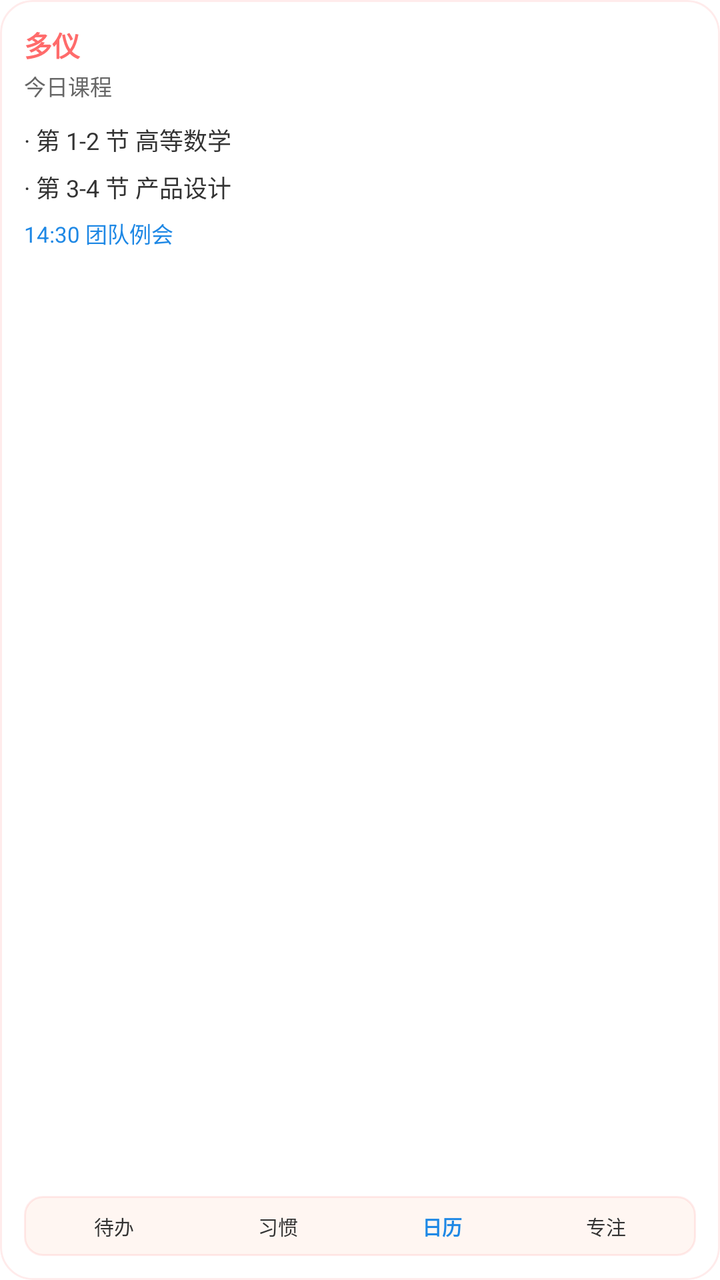
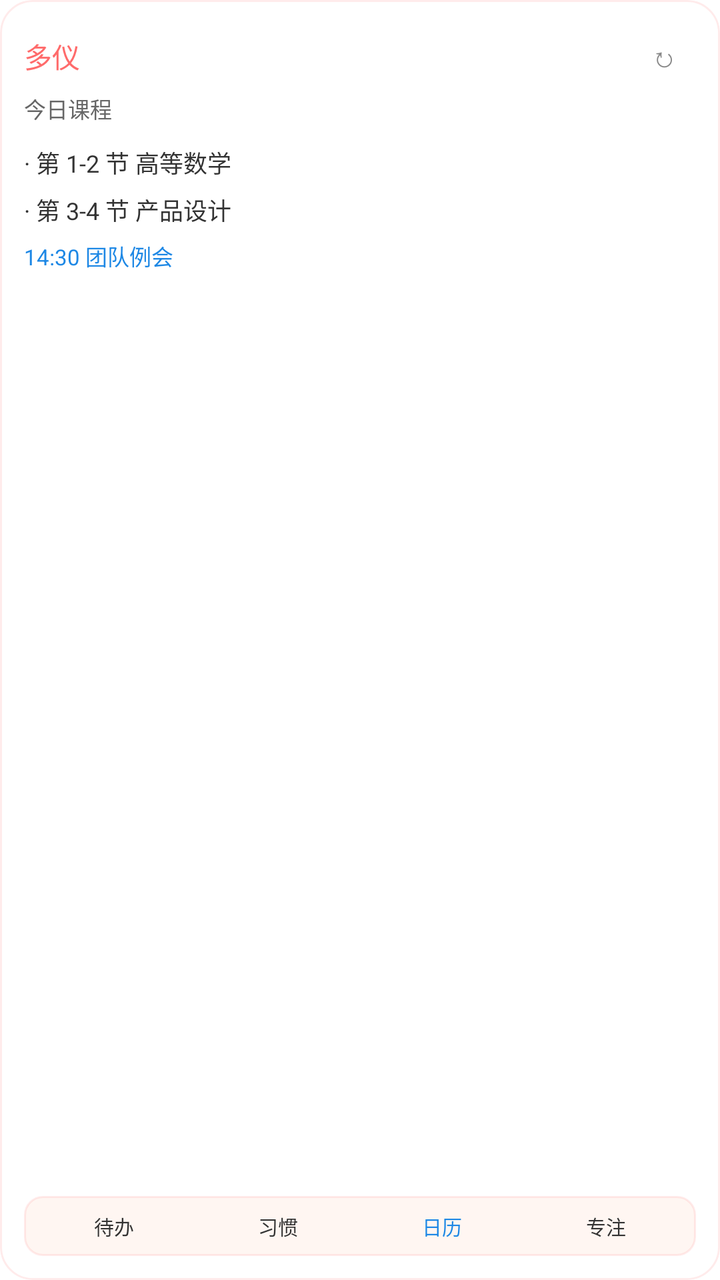

The first picture is an Android layout as it rendered before a commit; the second is the same layout after the commit. The layout source and the unified diff follow.
<!-- AndroidManifest.xml: fallback theme Theme.MaterialComponents.DayNight.NoActionBar -->
<!-- res/layout/duoyi_course_widget.xml -->
<?xml version="1.0" encoding="utf-8"?>
<FrameLayout xmlns:android="http://schemas.android.com/apk/res/android"
    android:id="@+id/widget_course_root"
    android:layout_width="match_parent"
    android:layout_height="match_parent"
    android:background="@drawable/widget_bg_round_16"
    android:clipToOutline="true"
    android:outlineProvider="background">

    <ImageView
        android:id="@+id/widget_theme_background"
        android:layout_width="match_parent"
        android:layout_height="match_parent"
        android:contentDescription="@null"
        android:scaleType="centerCrop"
        android:visibility="gone" />

    <TextView
        android:id="@+id/widget_theme_overlay"
        android:layout_width="match_parent"
        android:layout_height="match_parent"
        android:maxLines="1"
        android:ellipsize="end"
        android:visibility="gone" />

    <LinearLayout
        android:layout_width="match_parent"
        android:layout_height="match_parent"
        android:orientation="vertical"
        android:padding="12dp">

    <TextView
        android:id="@+id/widget_course_title"
        android:layout_width="match_parent"
        android:layout_height="wrap_content"
        android:ellipsize="end"
        android:maxLines="1"
        android:text="多仪"
        android:textColor="#FF6B6B"
        android:textSize="14sp"
        android:textStyle="bold" />

    <TextView
        android:id="@+id/widget_course_subtitle"
        android:layout_width="match_parent"
        android:layout_height="wrap_content"
        android:layout_marginTop="2dp"
        android:ellipsize="end"
        android:maxLines="1"
        android:text="今日课程"
        android:textColor="#666666"
        android:textSize="11sp" />

    <LinearLayout
        android:layout_width="match_parent"
        android:layout_height="0dp"
        android:layout_weight="1"
        android:layout_marginTop="10dp"
        android:orientation="vertical">

        <TextView
            android:id="@+id/widget_course_1"
            android:layout_width="match_parent"
            android:layout_height="wrap_content"
            android:ellipsize="end"
            android:maxLines="1"
            android:text="· 第 1-2 节 高等数学"
            android:textColor="#333333"
            android:textSize="12sp" />

        <TextView
            android:id="@+id/widget_course_2"
            android:layout_width="match_parent"
            android:layout_height="wrap_content"
            android:layout_marginTop="6dp"
            android:ellipsize="end"
            android:maxLines="1"
            android:text="· 第 3-4 节 产品设计"
            android:textColor="#333333"
            android:textSize="12sp" />

        <TextView
            android:id="@+id/widget_course_3"
            android:layout_width="match_parent"
            android:layout_height="wrap_content"
            android:layout_marginTop="6dp"
            android:ellipsize="end"
            android:maxLines="1"
            android:text="14:30 团队例会"
            android:textColor="#1E88E5"
            android:textSize="11sp" />
    </LinearLayout>

    <LinearLayout
        android:id="@+id/widget_course_bottom_nav"
        android:layout_width="match_parent"
        android:layout_height="30dp"
        android:layout_marginTop="8dp"
        android:background="@drawable/widget_nav_bg"
        android:gravity="center"
        android:orientation="horizontal"
        android:paddingLeft="4dp"
        android:paddingRight="4dp"
        android:weightSum="4">

        <TextView
            android:id="@+id/widget_course_nav_todo"
            android:layout_width="0dp"
            android:layout_height="match_parent"
            android:layout_weight="1"
            android:gravity="center"
            android:ellipsize="end"
            android:maxLines="1"
            android:text="待办"
            android:textColor="#333333"
            android:textSize="10sp" />

        <TextView
            android:id="@+id/widget_course_nav_habit"
            android:layout_width="0dp"
            android:layout_height="match_parent"
            android:layout_weight="1"
            android:gravity="center"
            android:ellipsize="end"
            android:maxLines="1"
            android:text="习惯"
            android:textColor="#333333"
            android:textSize="10sp" />

        <TextView
            android:id="@+id/widget_course_nav_calendar"
            android:layout_width="0dp"
            android:layout_height="match_parent"
            android:layout_weight="1"
            android:gravity="center"
            android:ellipsize="end"
            android:maxLines="1"
            android:text="日历"
            android:textColor="#1E88E5"
            android:textSize="10sp"
            android:textStyle="bold" />

        <TextView
            android:id="@+id/widget_course_nav_focus"
            android:layout_width="0dp"
            android:layout_height="match_parent"
            android:layout_weight="1"
            android:gravity="center"
            android:ellipsize="end"
            android:maxLines="1"
            android:text="专注"
            android:textColor="#333333"
            android:textSize="10sp" />
    </LinearLayout>
    </LinearLayout>
</FrameLayout>
<!-- resources referenced by this layout -->
<resources>
  <!-- drawable widget_bg_round_16 (drawable) -->
  <?xml version="1.0" encoding="utf-8"?>
  <shape xmlns:android="http://schemas.android.com/apk/res/android"
      android:shape="rectangle">
      <corners android:radius="16dp" />
      <solid android:color="#FFFFFFFF" />
      <stroke android:width="1dp" android:color="#22FF6B6B" />
  </shape>
  <!-- drawable widget_nav_bg (drawable) -->
  <?xml version="1.0" encoding="utf-8"?>
  <shape xmlns:android="http://schemas.android.com/apk/res/android"
      android:shape="rectangle">
      <corners android:radius="9dp" />
      <solid android:color="#FFFFF6F2" />
      <stroke android:width="1dp" android:color="#22FF6B6B" />
  </shape>
</resources>

<!-- the commit's change to res/layout/duoyi_course_widget.xml (unified diff, before → after) -->
@@ -29,16 +29,35 @@
         android:orientation="vertical"
         android:padding="12dp">
 
-    <TextView
-        android:id="@+id/widget_course_title"
+    <LinearLayout
         android:layout_width="match_parent"
         android:layout_height="wrap_content"
-        android:ellipsize="end"
-        android:maxLines="1"
-        android:text="多仪"
-        android:textColor="#FF6B6B"
-        android:textSize="14sp"
-        android:textStyle="bold" />
+        android:gravity="center_vertical"
+        android:orientation="horizontal">
+
+        <TextView
+            android:id="@+id/widget_course_title"
+            android:layout_width="0dp"
+            android:layout_height="wrap_content"
+            android:layout_weight="1"
+            android:ellipsize="end"
+            android:maxLines="1"
+            android:text="多仪"
+            android:textColor="#FF6B6B"
+            android:textSize="14sp" />
+
+        <TextView
+            android:id="@+id/widget_refresh"
+            android:layout_width="32dp"
+            android:layout_height="32dp"
+            android:contentDescription="刷新小组件"
+            android:ellipsize="end"
+            android:gravity="center"
+            android:maxLines="1"
+            android:text="↻"
+            android:textColor="#888888"
+            android:textSize="14sp" />
+    </LinearLayout>
 
     <TextView
         android:id="@+id/widget_course_subtitle"
@@ -137,8 +156,7 @@
             android:maxLines="1"
             android:text="日历"
             android:textColor="#1E88E5"
-            android:textSize="10sp"
-            android:textStyle="bold" />
+            android:textSize="10sp" />
 
         <TextView
             android:id="@+id/widget_course_nav_focus"
